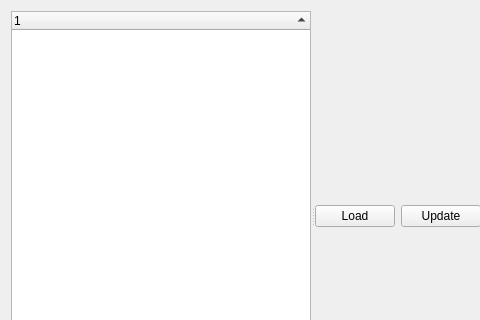
Above: src/gui/TaskGraphEditor/TaskGraphEditor.ui from rock-core/tools-graph_analysis before the change; both pictures show x 0 to 480 and y 0 to 320 of the 836 by 432 pixel window. Below: the same form after it.
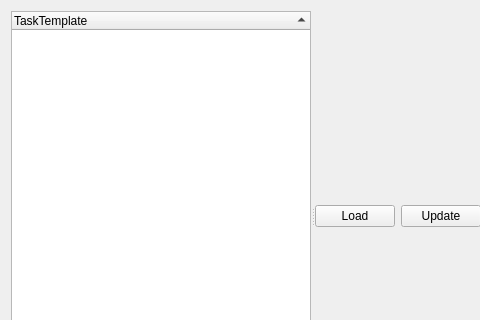
That is the form after the change.

The edit to the form file:
```diff
--- a/src/gui/TaskGraphEditor/TaskGraphEditor.ui
+++ b/src/gui/TaskGraphEditor/TaskGraphEditor.ui
@@ -37,7 +37,7 @@
          </attribute>
          <column>
           <property name="text">
-           <string notr="true">1</string>
+           <string notr="true">TaskTemplate</string>
           </property>
          </column>
         </widget>
```
